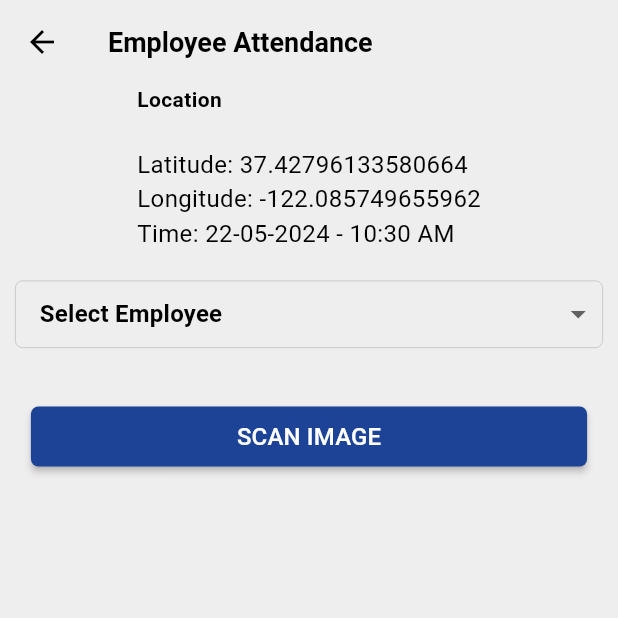
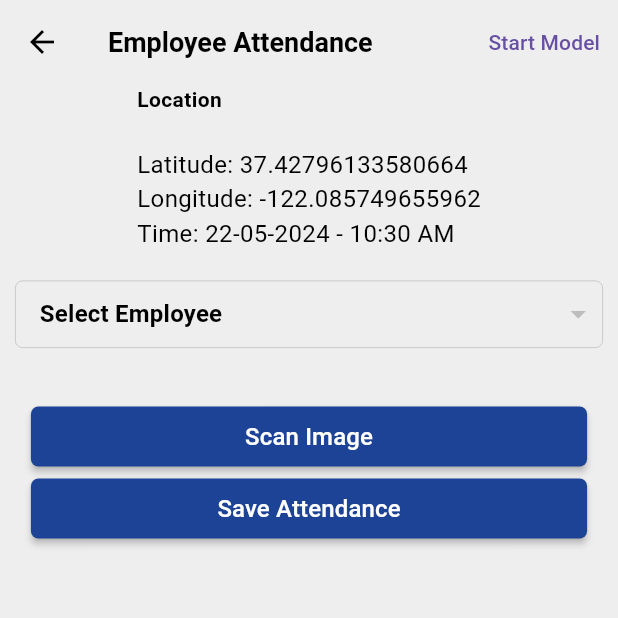
Before and after one commit to mehtab0111/ame_facedetector, a Flutter app: the FaceDetectionScreen screen opened directly, on a phone screen of 412 x 824 dp, the top half of it. Run offline on Flutter 3.47's test engine with Material 3 defaults, Android fonts, the phone set to English and light mode, and no system bars; our stand-ins replace cloud_firestore, firebase_core, fluttertoast, geocoding, geolocator, image_picker and 1 more; missing offline and left inert: aws_rekognition_api, aws_s3_api; accounts and stored records are empty; Roboto replaces fonts that are missing (Barlow).

Commit message:
updated data

```diff
--- a/lib/Controller/location.dart
+++ b/lib/Controller/location.dart
@@ -3,8 +3,8 @@ import 'package:geolocator/geolocator.dart';
 
 class LocationService {
 
-  static String pickedCity = '';
-  static String pickedCityID = '';
+  // static String pickedCity = '';
+  // static String pickedCityID = '';
   static String userLocation = '';
   static String pickAddress = '';
   static double userLatitude = 37.42796133580664;
--- a/lib/View/Components/buttons.dart
+++ b/lib/View/Components/buttons.dart
@@ -18,7 +18,7 @@ class KButton extends StatelessWidget {
       color: color ?? kButtonColor,
       textColor: kBTextColor,
       onPressed: onClick,
-      child: Text(title.toUpperCase(), style: k16Style(),),
+      child: Text(title, style: k16Style(),),
     );
   }
 }
--- a/lib/View/Components/kDatabase.dart
+++ b/lib/View/Components/kDatabase.dart
@@ -1,19 +1,19 @@
-import 'package:ame_facedetector/Model/user_model.dart';
-
-List<Users> userList = [
-  Users(
-    userID: '1',
-    image: 'https://firebasestorage.googleapis.com/v0/b/facedetector-f9c54.appspot.com/o/ImportedPhoto.737642325.874919.jpeg?alt=media&token=2093d472-add7-4cad-ad31-452f13ecc1ee',
-    userName: 'Mehtab Alam',
-  ),
-  Users(
-    userID: '2',
-    image: 'https://firebasestorage.googleapis.com/v0/b/facedetector-f9c54.appspot.com/o/ImportedPhoto.733906075.109388.jpeg?alt=media&token=307104e1-9a55-4855-9a92-dfd7a70513e7',
-    userName: 'Debjani Cahtterjee',
-  ),
-  Users(
-    userID: '3',
-    image: 'https://firebasestorage.googleapis.com/v0/b/facedetector-f9c54.appspot.com/o/2023_9%24largeimg_2030637279.jpg?alt=media&token=28463783-10c6-446a-bd89-734e5f8aeda6',
-    userName: 'Sha Ruk Khan',
-  ),
-];
+// import 'package:ame_facedetector/Model/user_model.dart';
+//
+// List<Users> userList = [
+//   Users(
+//     userID: '1',
+//     image: 'https://firebasestorage.googleapis.com/v0/b/facedetector-f9c54.appspot.com/o/ImportedPhoto.737642325.874919.jpeg?alt=media&token=2093d472-add7-4cad-ad31-452f13ecc1ee',
+//     userName: 'Mehtab Alam',
+//   ),
+//   Users(
+//     userID: '2',
+//     image: 'https://firebasestorage.googleapis.com/v0/b/facedetector-f9c54.appspot.com/o/ImportedPhoto.733906075.109388.jpeg?alt=media&token=307104e1-9a55-4855-9a92-dfd7a70513e7',
+//     userName: 'Debjani Cahtterjee',
+//   ),
+//   Users(
+//     userID: '3',
+//     image: 'https://firebasestorage.googleapis.com/v0/b/facedetector-f9c54.appspot.com/o/2023_9%24largeimg_2030637279.jpg?alt=media&token=28463783-10c6-446a-bd89-734e5f8aeda6',
+//     userName: 'Sha Ruk Khan',
+//   ),
+// ];
--- a/lib/awsconfig.dart
+++ b/lib/awsconfig.dart
@@ -5,7 +5,7 @@ import 'package:http/http.dart' as http;
 
 // MODEL_ARN=arn:aws:rekognition:us-east-1:your_account_id:AME_faceDetection.2024-05-16T16.40.47
 
-const String projectVersionArn = 'arn:aws:rekognition:us-east-1:905418202651:project/AME_faceDetection/version/AME_faceDetection.2024-05-16T16.40.47/1715857848924';
+const String projectVersionArn = 'arn:aws:rekognition:us-east-1:905418202651:project/AME_faceDetection/version/AME_faceDetection.2024-05-22T14.07.58/1716367079664';
 
 Rekognition? _rekognition;
 
@@ -69,7 +69,7 @@ Future<List<String>> detectCustomLabels(String imagePath) async {
     final response = await _rekognition!.detectCustomLabels(
       projectVersionArn: projectVersionArn,
       image: image,
-      minConfidence: 45,
+      minConfidence: 20,
     );
 
     List<String> labels = [];
--- a/lib/faceDetectionScreen.dart
+++ b/lib/faceDetectionScreen.dart
@@ -1,10 +1,11 @@
 import 'dart:io';
 import 'package:ame_facedetector/Controller/location.dart';
 import 'package:ame_facedetector/View/Components/buttons.dart';
-import 'package:ame_facedetector/View/Components/kDatabase.dart';
 import 'package:ame_facedetector/View/Components/textField.dart';
+import 'package:ame_facedetector/View/Components/util.dart';
 import 'package:ame_facedetector/View/Theme/style.dart';
 import 'package:ame_facedetector/awsconfig.dart';
+import 'package:cloud_firestore/cloud_firestore.dart';
 import 'package:flutter/material.dart';
 import 'package:image_picker/image_picker.dart';
 import 'package:intl/intl.dart';
@@ -16,6 +17,7 @@ class FaceDetectionScreen extends StatefulWidget {
 
 class _FaceDetectionScreenState extends State<FaceDetectionScreen> {
 
+  final FirebaseFirestore _firestore = FirebaseFirestore.instance;
   // CameraController? _controller;
   // late FaceDetector _faceDetector;
   // bool _isDetecting = false;
@@ -56,18 +58,33 @@ class _FaceDetectionScreenState extends State<FaceDetectionScreen> {
 
   List<String> labels = [];
 
+  // List<Map<String, dynamic>> _documents = [];
+  // void getEmployeeList() async {
+  //   try {
+  //     QuerySnapshot querySnapshot = await _firestore.collection('employee').get();
+  //     List<Map<String, dynamic>> docs = querySnapshot.docs.map((doc) => doc.data() as Map<String, dynamic>).toList();
+  //
+  //     setState(() {
+  //       _documents = docs;
+  //     });
+  //     print(_documents);
+  //   } catch (e) {
+  //     print('Error getting documents: $e');
+  //   }
+  // }
 
-  // @override
-  // void initState() {
-  //   super.initState();
-  //   _initializeCamera();
-  //   _faceDetector = FaceDetector(
-  //     options: FaceDetectorOptions(
-  //       enableLandmarks: true,
-  //       enableContours: true,
-  //     ),
-  //   );
-  // }
+  @override
+  void initState() {
+    super.initState();
+    // getEmployeeList();
+    // _initializeCamera();
+    // _faceDetector = FaceDetector(
+    //   options: FaceDetectorOptions(
+    //     enableLandmarks: true,
+    //     enableContours: true,
+    //   ),
+    // );
+  }
   //
   // Future<void> _initializeCamera() async {
   //   final cameras = await availableCameras();
@@ -177,6 +194,12 @@ class _FaceDetectionScreenState extends State<FaceDetectionScreen> {
           //   },
           //   child: Text('Stop Model'),
           // ),
+          TextButton(
+            onPressed: () {
+              startProjectVersion();
+            },
+            child: Text('Start Model'),
+          ),
         ],
       ),
       body: SingleChildScrollView(
@@ -197,7 +220,12 @@ class _FaceDetectionScreenState extends State<FaceDetectionScreen> {
                 ],
               ),
             ),
-            Padding(
+            StreamBuilder(
+              stream: _firestore.collection('employee').snapshots(),
+              builder: (context, snapshot) {
+                if(snapshot.hasData){
+                  var data = snapshot.data!.docs;
+                  return Padding(
                     padding: EdgeInsets.symmetric(vertical: 5.0, horizontal: 10.0),
                     child: Container(
                       height: 45,
@@ -211,24 +239,28 @@ class _FaceDetectionScreenState extends State<FaceDetectionScreen> {
                             borderRadius: BorderRadius.circular(10.0),
                             value: employeeValue != '' ? employeeValue : null,
                             hint: Text('Select Employee', style: hintTextStyle(context)),
-                      items: userList
+                            items: data
                                 .map<DropdownMenuItem>((value) {
                               return DropdownMenuItem(
-                          value: value.userID,
-                          child: Text(value.userName),
+                                value: value.reference.id,
+                                child: Text(value['name']),
                               );
                             }).toList(),
                             onChanged: (newValue) {
                               setState(() {
                                 employeeValue = newValue;
-                          employeeImage = userList.firstWhere((user) => user.userID == newValue).image;
-                          employeeName = userList.firstWhere((user) => user.userID == newValue).userName;
+                                employeeImage = data.firstWhere((user) => user.reference.id == newValue)['image'];
+                                employeeName = data.firstWhere((user) => user.reference.id == newValue)['name'];
                               });
                             },
                           ),
                         ),
                       ),
                     ),
+                  );
+                }
+                return SizedBox.shrink();
+              }
             ),
             if (employeeName != '')
               Padding(
@@ -250,14 +282,62 @@ class _FaceDetectionScreenState extends State<FaceDetectionScreen> {
             if(_image != null)
             Image.file(File(_image!.path), height: 200,),
 
-            ListView.builder(
+            StreamBuilder(
+              stream: _firestore.collection('employee').snapshots(),
+              builder: (context, snapshot) {
+                if(snapshot.hasData){
+                  var data = snapshot.data!.docs;
+                  return ListView.builder(
                     shrinkWrap: true,
                     padding: EdgeInsets.symmetric(horizontal: 10),
                     physics: NeverScrollableScrollPhysics(),
-              itemCount: labels.length,
+                    itemCount: labels.length > 1 ? 1 : labels.length,
                     itemBuilder: (context, index){
-                return Text(labels[index]);
+
+                      RegExp regExp = RegExp(r'Label: ([^,]+), Confidence: ([\d.]+)');
+
+                      // Finding all matches in the data string
+                      Iterable<RegExpMatch> matches = regExp.allMatches(labels[index]);
+
+                      // Extracting the label and confidence values
+                      List<Map<String, dynamic>> extractedData = matches.map((match) {
+                        return {
+                          'Label': match.group(1),
+                          'Confidence': double.parse(match.group(2)!)
+                        };
+                      }).toList();
+
+                      // Printing the extracted data
+                      extractedData.forEach((item) {
+                        print('Label: ${item['Label']}, Confidence: ${item['Confidence']}');
+                      });
+
+                      return ListView.builder(
+                          shrinkWrap: true,
+                          physics: NeverScrollableScrollPhysics(),
+                          itemCount: extractedData.length,
+                          itemBuilder: (context, ind) {
+                            return GestureDetector(
+                              onTap: (){
+                                print(extractedData[ind]['Label']);
+
+                                userID = data.firstWhere((user) => user['name'] == extractedData[ind]['Label']).reference.id;
                               },
+                              child: Column(
+                                crossAxisAlignment: CrossAxisAlignment.start,
+                                children: [
+                                  Text('Name: ${extractedData[ind]['Label']}'),
+                                  Text('Confidence: ${extractedData[ind]['Confidence']}'),
+                                ],
+                              ),
+                            );
+                          }
+                      );
+                    },
+                  );
+                }
+                return SizedBox.shrink();
+              }
             ),
             // if(employeeName != '')
             // matchPercentage > 90 ?
@@ -273,10 +353,31 @@ class _FaceDetectionScreenState extends State<FaceDetectionScreen> {
               onClick: _pickImage,
               title: 'Scan Image',
             ),
+
+            KButton(
+              onClick: giveAttendance,
+              title: 'Save Attendance',
+            ),
             kBottomSpace(),
           ],
         ),
       ),
     );
   }
+
+  String userID = '';
+  void giveAttendance() async {
+    try{
+      _firestore.collection('attendance').add({
+        'location': LocationService.userLocation,
+        'latLng': GeoPoint(LocationService.userLatitude, LocationService.userLongitude),
+        'clockIn': DateTime.now(),
+        'userID': userID,
+      });
+      toastMessage(message: 'Attendance Saved');
+      Navigator.pop(context);
+    } catch (e) {
+      print(e);
     }
+  }
+}
```
Also changed, not shown: lib/Controller/serviceManager.dart (+16 -3 lines), lib/View/Screens/Auth/login.dart (+17 -16 lines), lib/View/Screens/employees.dart (+27 -22 lines). Lines whose indentation alone changed are shown as unchanged.
